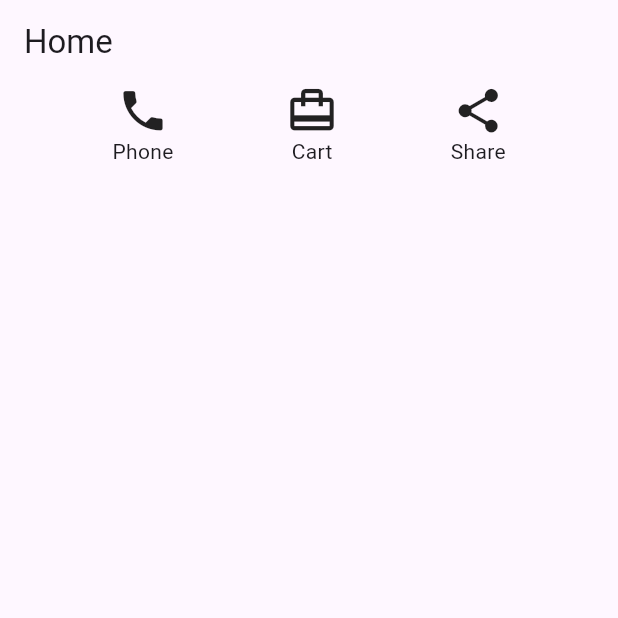
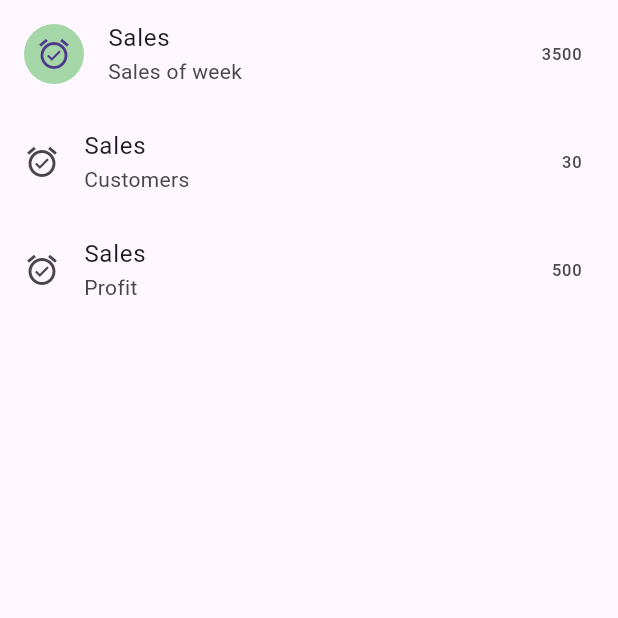
Before and after one commit to Alionit01/Flutter_Practice, a Flutter app: the screen it shows after launch, on a phone screen of 412 x 824 dp, the top half of it. Run offline on Flutter 3.47's test engine with Material 3 defaults, Android fonts, the phone set to English and light mode, and no system bars; our stand-ins replace font_awesome_flutter.

Commit message:
Implemented list view

```diff
--- a/practiseApps/firstApp/flutter_application_1/lib/screens/Home.dart
+++ b/practiseApps/firstApp/flutter_application_1/lib/screens/Home.dart
@@ -6,32 +6,32 @@ class Home extends StatelessWidget {
   @override
   Widget build(BuildContext context) {
     return Scaffold(
-      appBar: AppBar(title: Text("Home"), ),
-      body: Container(
-       child: Row(
-        mainAxisAlignment: MainAxisAlignment.spaceEvenly,
+     body: Container(
+      child: ListView(
         children: [
-          Column(
-            children: [
-              Icon(Icons.phone, size: 35.00,),
-              Text("Phone"),
-            ],
+          ListTile(
+            leading: CircleAvatar(child: Icon(Icons.alarm_on_sharp), backgroundColor: Colors.green[200],),
+            title: Text("Sales"),
+            subtitle: Text("Sales of week"),
+            trailing: Text("3500"),
+            onTap: (){},
           ),
-          Column(
-            children: [
-              Icon(Icons.card_travel, size: 35.00,),
-              Text("Cart"),
-            ],
-          ),
-          Column(
-            children: [
-              Icon(Icons.share, size: 35.00,),
-              Text("Share"),
-            ],
+           ListTile(
+            leading: Icon(Icons.alarm_on_sharp),
+            title: Text("Sales"),
+            subtitle: Text("Customers"),
+            trailing: Text("30"),
+            onTap: (){},
+          ), ListTile(
+            leading: Icon(Icons.alarm_on_sharp),
+            title: Text("Sales"),
+            subtitle: Text("Profit"),
+            trailing: Text("500"),
+            onTap: (){},
           ),
         ],
-       ),
       ),
+     ),
     );
   }
 }
```
